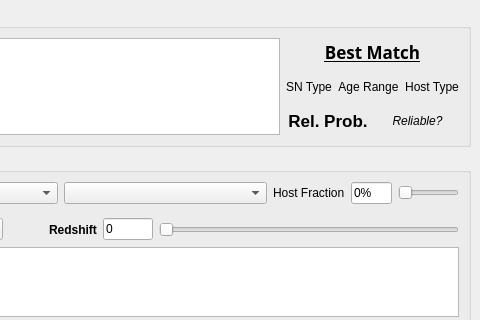
This is dash/design.ui in daniel-muthukrishna/astrodash as Qt 5 draws it before an edit; both pictures show x 725 to 1205 and y 0 to 320 of the 1205 by 692 pixel window. The edited form follows.
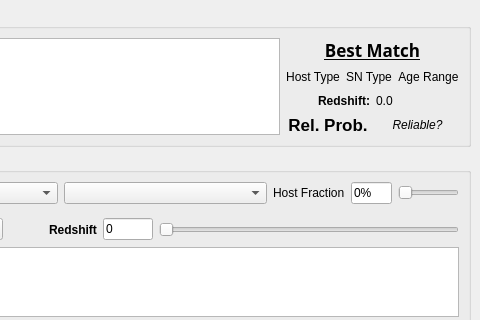
This is the edited form. Custom widgets are drawn as their Qt base class.

Commit message: Calculating redshift from cross-correlation. Major changes to the GUI. Updated sn_and_host_templates.npz to set values outside indexes to zero.

What changed in the file:
```diff
--- a/dash/design.ui
+++ b/dash/design.ui
@@ -370,7 +370,7 @@
             </widget>
            </item>
            <item>
-            <layout class="QVBoxLayout" name="verticalLayout_10" stretch="0,0,0">
+            <layout class="QVBoxLayout" name="verticalLayout_10" stretch="0,0,0,0">
              <property name="rightMargin">
               <number>0</number>
              </property>
@@ -401,6 +401,16 @@
                <property name="bottomMargin">
                 <number>0</number>
                </property>
+               <item>
+                <widget class="QLabel" name="labelBestHostType">
+                 <property name="text">
+                  <string>Host Type</string>
+                 </property>
+                 <property name="alignment">
+                  <set>Qt::AlignCenter</set>
+                 </property>
+                </widget>
+               </item>
                <item>
                 <widget class="QLabel" name="labelBestSnType">
                  <property name="text">
@@ -421,13 +431,30 @@
                  </property>
                 </widget>
                </item>
+              </layout>
+             </item>
+             <item>
+              <layout class="QHBoxLayout" name="horizontalLayout_14">
                <item>
-                <widget class="QLabel" name="labelBestHostType">
+                <widget class="QLabel" name="label">
+                 <property name="font">
+                  <font>
+                   <weight>75</weight>
+                   <bold>true</bold>
+                  </font>
+                 </property>
                  <property name="text">
-                  <string>Host Type</string>
+                  <string>Redshift:</string>
                  </property>
                  <property name="alignment">
-                  <set>Qt::AlignCenter</set>
+                  <set>Qt::AlignRight|Qt::AlignTrailing|Qt::AlignVCenter</set>
+                 </property>
+                </widget>
+               </item>
+               <item>
+                <widget class="QLabel" name="labelBestRedshift">
+                 <property name="text">
+                  <string>0.0</string>
                  </property>
                 </widget>
                </item>
```
The commit also changes 6 other files.
